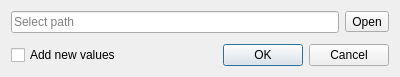
Qt form roledialog.ui (Kuszki/Multimap-Zasiegi) before a commit.
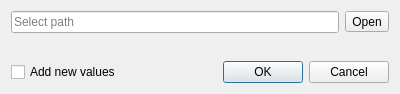
The same form after that commit. Icons and pictures are not drawn.

What changed in the file:
```diff
--- a/roledialog.ui
+++ b/roledialog.ui
@@ -7,7 +7,7 @@
     <x>0</x>
     <y>0</y>
     <width>400</width>
-    <height>77</height>
+    <height>94</height>
    </rect>
   </property>
   <property name="windowTitle">
```
Left out of the diff: 8 changed lines with no effect on the pictures.
